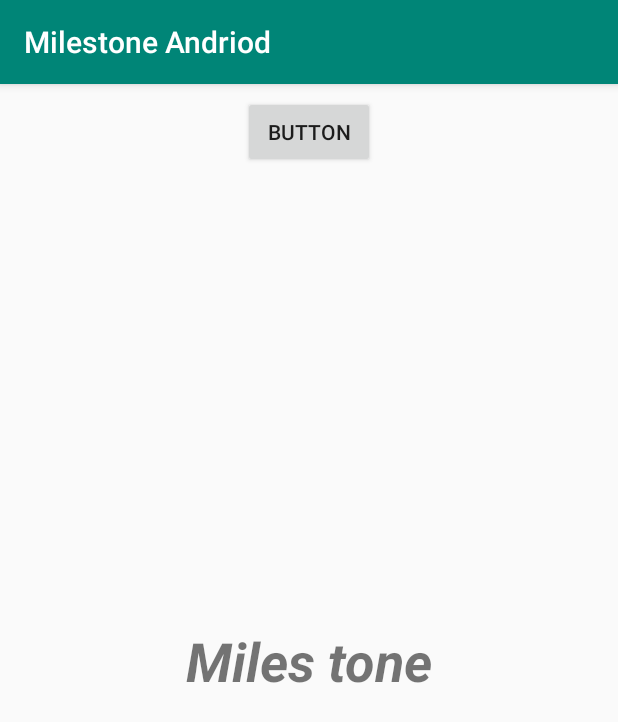
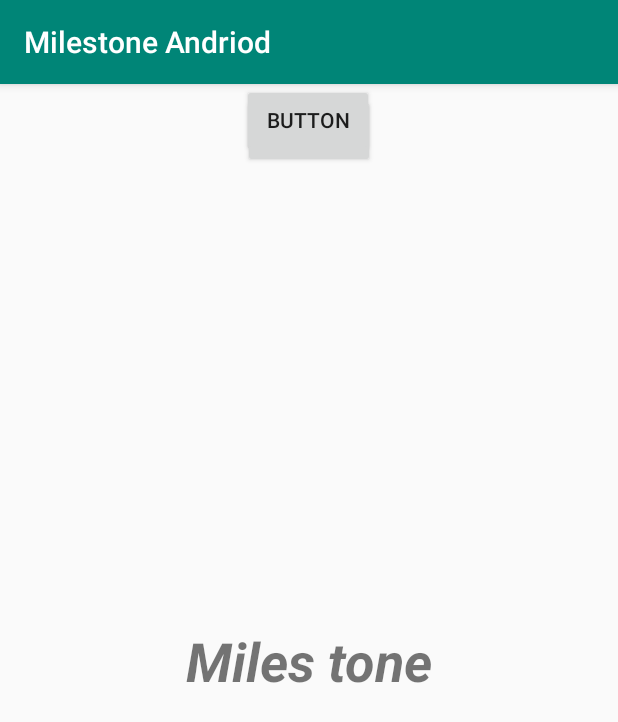
Before and after one commit to Qusid/MilestoneAndriod, an Android app: the screen it shows after launch (MainActivity), on a phone screen of 412 x 824 dp. Shown: the top 722 px of the screen. Run offline under Robolectric (Android 15) with nearby library versions, the phone set to English and light mode, and no system bars.

Commit message:
latest 5.67

```diff
--- a/app/src/main/res/layout/activity_main.xml
+++ b/app/src/main/res/layout/activity_main.xml
@@ -28,4 +28,14 @@
         app:layout_constraintStart_toStartOf="parent"
         app:layout_constraintTop_toTopOf="parent" />
 
+    <Button
+        android:id="@+id/button"
+        android:layout_width="wrap_content"
+        android:layout_height="wrap_content"
+        android:text="Button"
+        app:layout_constraintEnd_toEndOf="parent"
+        app:layout_constraintHorizontal_bias="0.498"
+        app:layout_constraintStart_toStartOf="parent"
+        tools:layout_editor_absoluteY="578dp" />
+
 </android.support.constraint.ConstraintLayout>
```
